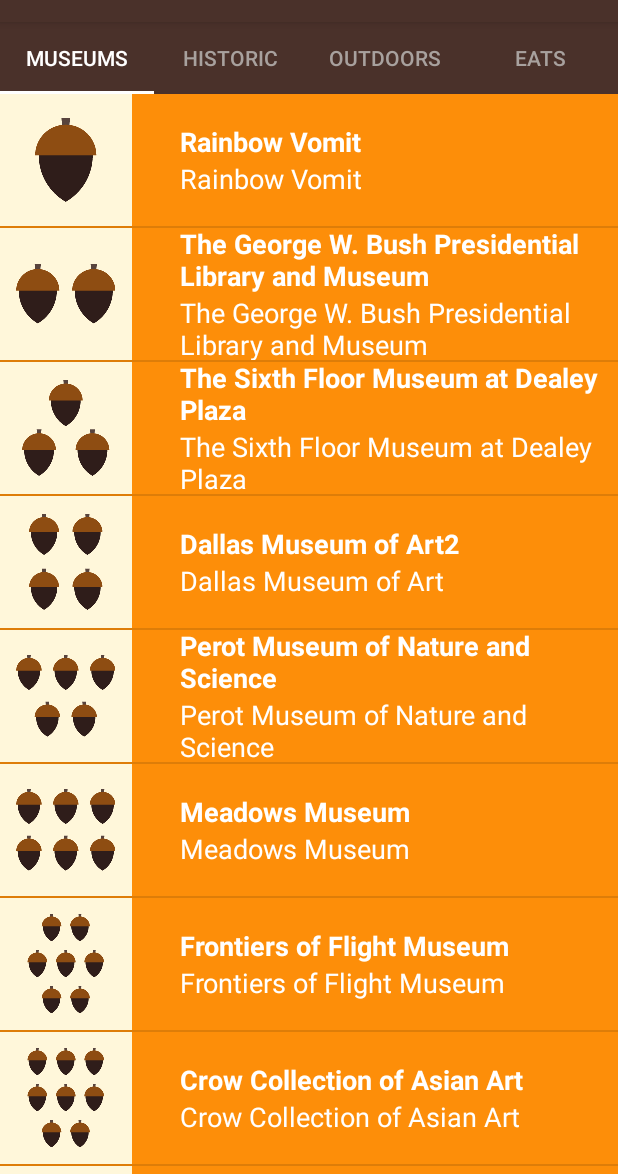
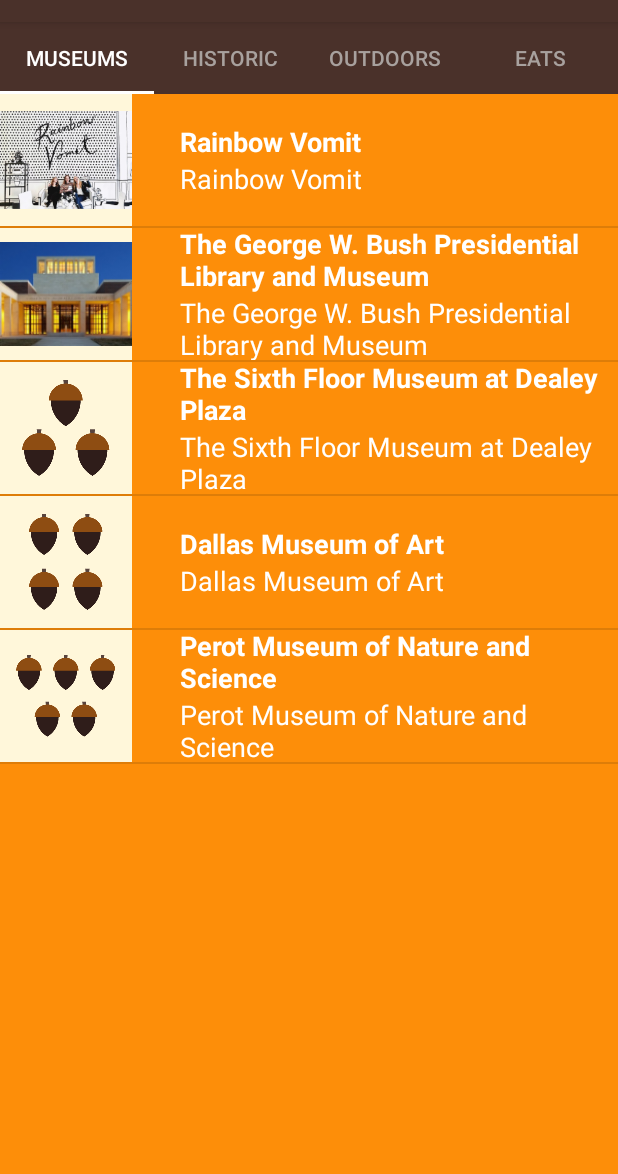
Before and after one commit to jamesyothers/tour-guide-app, an Android app: the screen it shows after launch (MainActivity), on a phone screen of 412 x 824 dp, the part 62-1236 px from its top. Run offline under Robolectric (Android 15) with nearby library versions, the phone set to English and light mode, and no system bars.

Commit message:
feat: add Bush library image

```diff
--- a/app/src/main/java/com/example/android/miwok/HistoricFragment.java
+++ b/app/src/main/java/com/example/android/miwok/HistoricFragment.java
@@ -85,11 +85,6 @@ public class HistoricFragment extends Fragment {
         words.add(new ListItem("son", "angsi", R.raw.family_son));
         words.add(new ListItem("daughter", "tune", R.raw.family_daughter));
         words.add(new ListItem("older brother", "taachi", R.raw.family_older_brother));
-        words.add(new ListItem("younger brother", "chalitti", R.raw.family_younger_brother));
-        words.add(new ListItem("older sister", "teṭe", R.raw.family_older_sister));
-        words.add(new ListItem("younger sister", "kolliti", R.raw.family_younger_sister));
-        words.add(new ListItem("grandmother ", "ama", R.raw.family_grandmother));
-        words.add(new ListItem("grandfather", "paapa", R.raw.family_grandfather));
 
         // Create an {@link WordAdapter}, whose data source is a list of {@link Word}s. The
         // adapter knows how to create list items for each item in the list.
--- a/app/src/main/java/com/example/android/miwok/MuseumsFragment.java
+++ b/app/src/main/java/com/example/android/miwok/MuseumsFragment.java
@@ -80,26 +80,16 @@ public class MuseumsFragment extends Fragment {
 
         // Create a list of words
         final ArrayList<ListItem> words = new ArrayList<ListItem>();
-        words.add(new ListItem("Rainbow Vomit", "Rainbow Vomit", R.drawable.number_one,
+        words.add(new ListItem("Rainbow Vomit", "Rainbow Vomit", R.drawable.rainbow_vomit,
                 R.raw.number_one));
-        words.add(new ListItem("The George W. Bush Presidential Library and Museum", "The George W. Bush Presidential Library and Museum", R.drawable.number_two,
+        words.add(new ListItem("The George W. Bush Presidential Library and Museum", "The George W. Bush Presidential Library and Museum", R.drawable.bush_library,
                 R.raw.number_two));
         words.add(new ListItem("The Sixth Floor Museum at Dealey Plaza", "The Sixth Floor Museum at Dealey Plaza", R.drawable.number_three,
                 R.raw.number_three));
-        words.add(new ListItem("Dallas Museum of Art", "Dallas Museum of Art2", R.drawable.number_four,
+        words.add(new ListItem("Dallas Museum of Art", "Dallas Museum of Art", R.drawable.number_four,
                 R.raw.number_four));
         words.add(new ListItem("Perot Museum of Nature and Science", "Perot Museum of Nature and Science", R.drawable.number_five,
                 R.raw.number_five));
-        words.add(new ListItem("Meadows Museum", "Meadows Museum", R.drawable.number_six,
-                R.raw.number_six));
-        words.add(new ListItem("Frontiers of Flight Museum", "Frontiers of Flight Museum", R.drawable.number_seven,
-                R.raw.number_seven));
-        words.add(new ListItem("Crow Collection of Asian Art", "Crow Collection of Asian Art", R.drawable.number_eight,
-                R.raw.number_eight));
-        words.add(new ListItem("Nasher Sculpture Center", "Nasher Sculpture Center", R.drawable.number_nine,
-                R.raw.number_nine));
-        words.add(new ListItem("Dallas Holocaust and Human Rights Museum", "allas Holocaust and Human Rights Museum", R.drawable.number_ten,
-                R.raw.number_ten));
 
         // Create an {@link WordAdapter}, whose data source is a list of {@link Word}s. The
         // adapter knows how to create list items for each item in the list.
--- a/app/src/main/java/com/example/android/miwok/OutdoorsFragment.java
+++ b/app/src/main/java/com/example/android/miwok/OutdoorsFragment.java
@@ -85,9 +85,6 @@ public class OutdoorsFragment extends Fragment {
         words.add(new ListItem("dusty yellow", "ṭopiisә", R.raw.color_dusty_yellow));
         words.add(new ListItem("green", "chokokki", R.raw.color_green));
         words.add(new ListItem("brown", "ṭakaakki", R.raw.color_brown));
-        words.add(new ListItem("gray", "ṭopoppi", R.raw.color_gray));
-        words.add(new ListItem("black", "kululli", R.raw.color_black));
-        words.add(new ListItem("white", "kelelli", R.raw.color_white));
 
         // Create an {@link WordAdapter}, whose data source is a list of {@link Word}s. The
         // adapter knows how to create list items for each item in the list.
```
Also changed, not shown: app/src/main/java/com/example/android/miwok/EatsFragment.java (+0 -10 lines), app/src/main/res/drawable-hdpi/bush_library.png (added), app/src/main/res/drawable-hdpi/rainbow_vomit.png (added), app/src/main/res/drawable-mdpi/bush_library.png (added), app/src/main/res/drawable-mdpi/rainbow_vomit.png (added), app/src/main/res/drawable-xhdpi/bush_library.png (added), app/src/main/res/drawable-xhdpi/rainbow_vomit.png (added), app/src/main/res/drawable-xxhdpi/bush_library.png (added), app/src/main/res/drawable-xxhdpi/rainbow_vomit.png (added), app/src/main/res/drawable-xxxhdpi/bush_library.png (added), app/src/main/res/drawable-xxxhdpi/rainbow_vomit.png (added).
